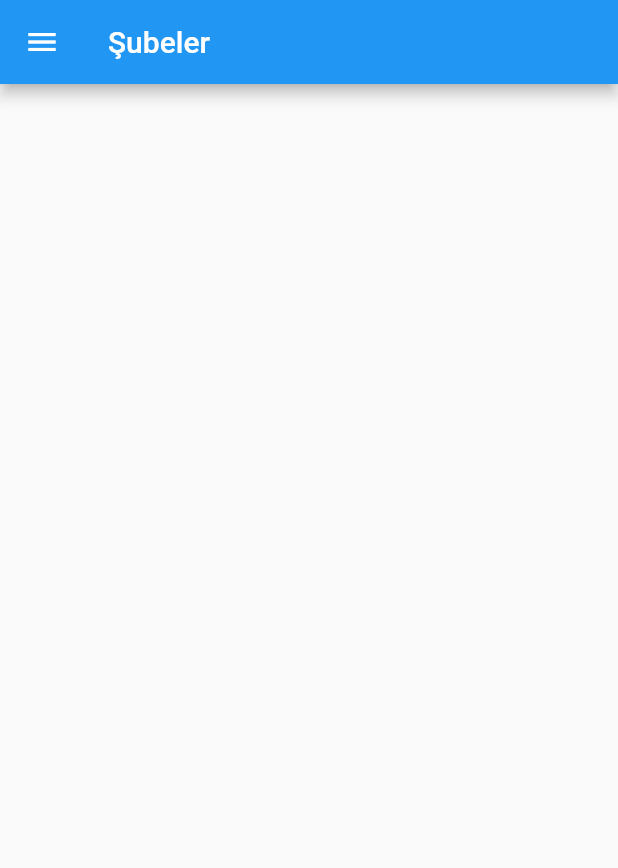
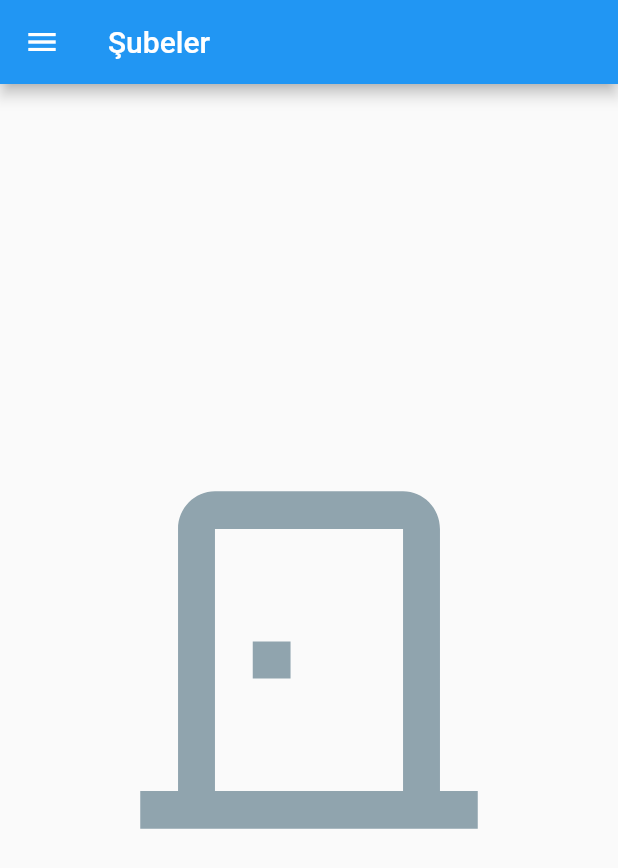
Before and after one commit to merve21c/DersProgrami, a Flutter app: the subeler screen opened directly, on a phone screen of 412 x 824 dp. Shown: the top 868 px of the screen. Run offline on Flutter 3.47's test engine with Material 2 defaults, Android fonts, the phone set to English and light mode, and no system bars; our stand-ins replace cloud_firestore, firebase_auth, firebase_core, fluttertoast; accounts and stored records are empty.

Commit message:
Update şubeler.dart

```diff
--- a/lib/şubeler.dart
+++ b/lib/şubeler.dart
@@ -1,6 +1,5 @@
 import 'package:dersprogrami/Amfi.dart';
 import 'package:dersprogrami/Laboratuvar.dart';
-import 'package:dersprogrami/amfi_list.dart';
 import 'package:dersprogrami/derslikler.dart';
 import 'package:dersprogrami/yonetici.dart';
 import 'package:flutter/material.dart';
@@ -19,7 +18,12 @@ class _subelerState extends State<subeler> {
             title: Text("Şubeler"),
         ),
         body: Center(
-          child:amfilist(),
+          child:
+          Icon(
+              Icons.door_back_door_outlined,
+              color: Colors.blueGrey.shade300,
+              size: 300
+          ),
         ),
         drawer: Drawer(
           child: ListView(
```
